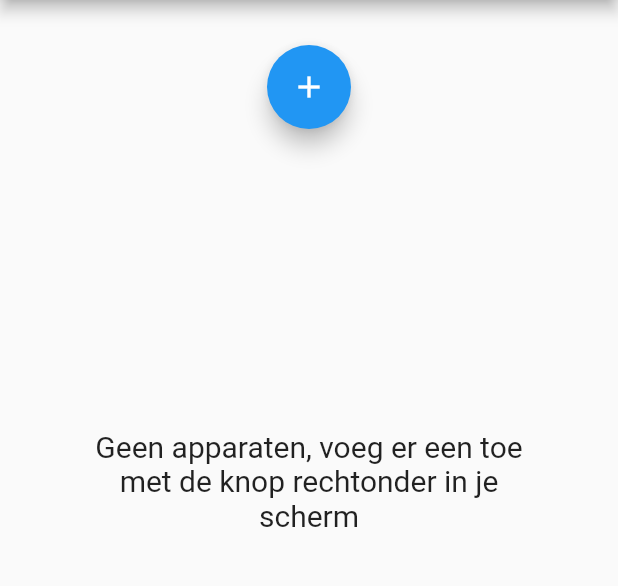
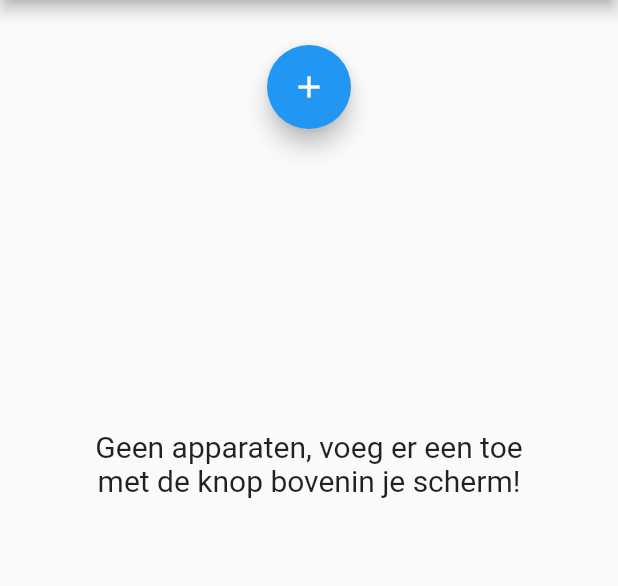
Before and after one commit to TBchip/smart_home_app, a Flutter app: the screen it shows after launch, on a phone screen of 412 x 824 dp, the part 84-670 px from its top. Run offline on Flutter 3.47's test engine with Material 2 defaults, Android fonts, the phone set to English and light mode, and no system bars; our stand-ins replace shared_preferences.

Commit message:
changed text

```diff
--- a/lib/smartDevice/standalone/smartDeviceStandalonePage.dart
+++ b/lib/smartDevice/standalone/smartDeviceStandalonePage.dart
@@ -129,7 +129,7 @@ class _SmartDeviceStandalonePageState extends State<SmartDeviceStandalonePage> {
                 Container(
                   margin: EdgeInsets.fromLTRB(50, 200, 50, 0),
                   child: Text(
-                    "Geen apparaten, voeg er een toe met de knop rechtonder in je scherm",
+                    "Geen apparaten, voeg er een toe met de knop bovenin je scherm!",
                     textAlign: TextAlign.center,
                     style: TextStyle(
                       fontSize: 20,
```
